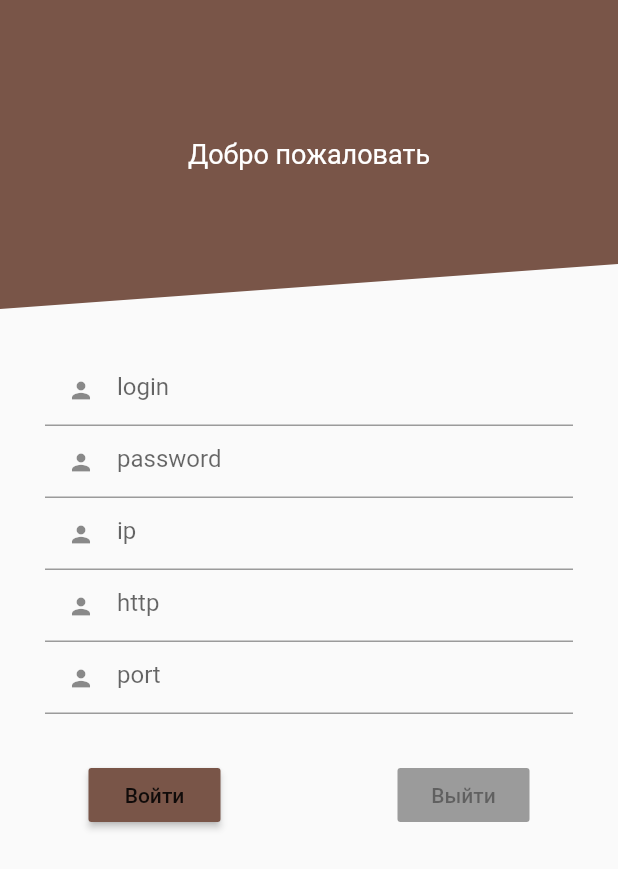
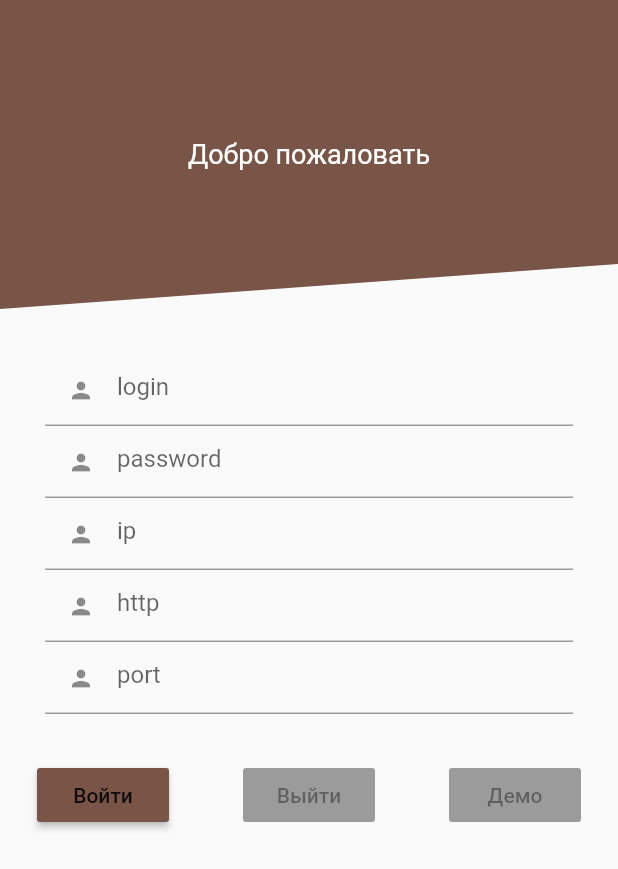
Before and after one commit to cnurba/building, a Flutter app: the screen it shows after launch, on a phone screen of 412 x 824 dp. Shown: the top 869 px of the screen. Run offline on Flutter 3.47's test engine with Material 2 defaults, Android fonts, the phone set to English and light mode, and no system bars.

Commit message:
added button demo for

```diff
--- a/lib/ui/registration/registration_page.dart
+++ b/lib/ui/registration/registration_page.dart
@@ -78,6 +78,11 @@ class RegistrationPage extends StatelessWidget {
                     child: Text("Выйти"),
                     color: Colors.brown,
                   ),
+
+                  RaisedButton(
+                    child: Text("Демо"),
+                    color: Colors.brown,
+                  ),
                 ],
               )
             ],
```
